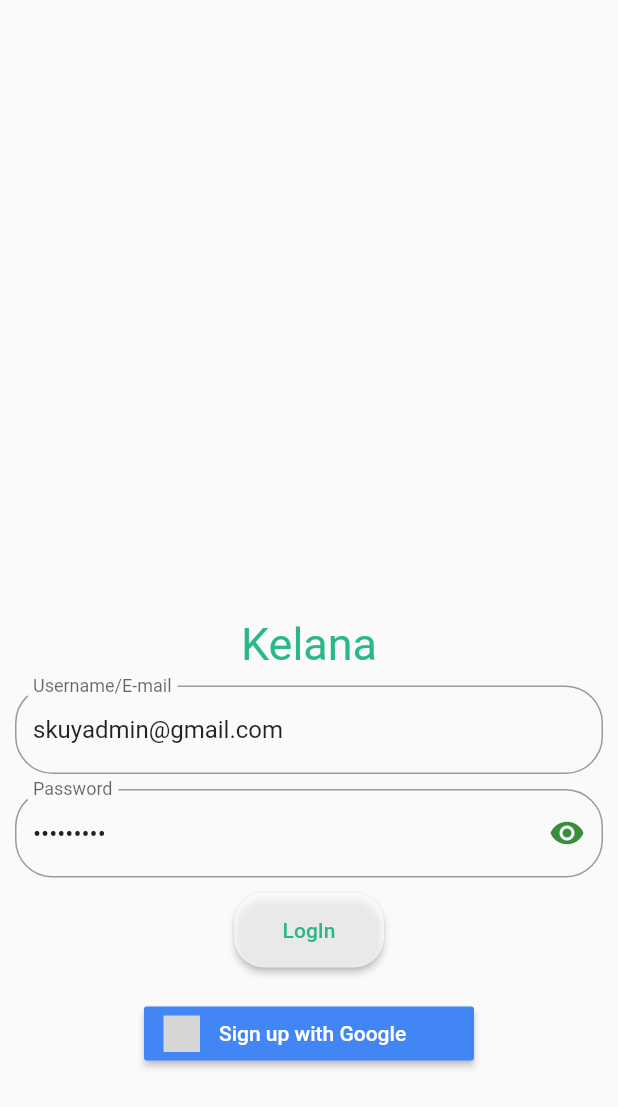
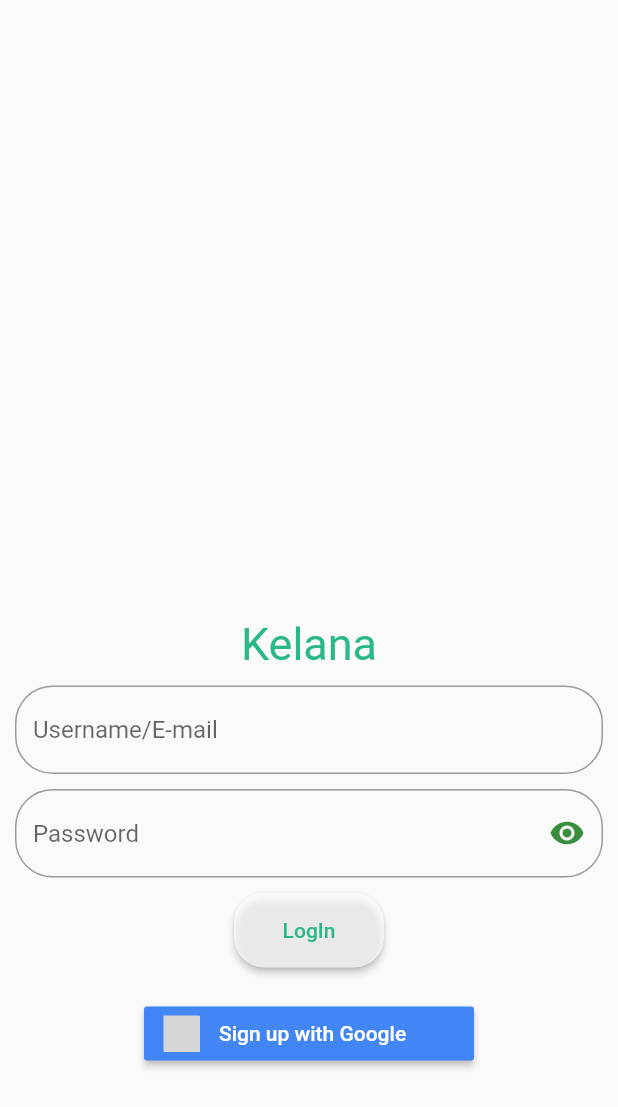
Before and after one commit to LiburanKita/Kelana_project, a Flutter app: the screen it shows after launch, on a phone screen of 412 x 824 dp. Shown: the top 1107 px of the screen. Run offline on Flutter 3.47's test engine with Material 2 defaults, Android fonts, the phone set to English and light mode, and no system bars; drawn by our look-alikes of animated_text_kit, rounded_loading_button, sign_in_button; our stand-ins replace cloud_firestore, fan_carousel_image_slider, firebase_auth, firebase_core, firebase_storage, flutter_riverpod and 2 more; missing offline and left inert: date_ranger, floating_frosted_bottom_bar, rounded_background_text; accounts and stored records are empty; grey boxes are pictures that could not be loaded.

Commit message:
Update loginpage.dart

```diff
--- a/lib/view_ui/page/loginpage.dart
+++ b/lib/view_ui/page/loginpage.dart
@@ -58,7 +58,7 @@ class LoginPage extends StatelessWidget {
             globalStringVal: 'Username Cannot be empty',
             globalSuffixIcon: false,
             globalIsObscure: false,
-            globalInitialVal: 'skuyadmin@gmail.com ',
+            globalInitialVal: '',
           ),
           const WidgetPaddingOnly(topPadding: 10),
           WidgetTextFormField(
@@ -71,7 +71,7 @@ class LoginPage extends StatelessWidget {
             globalStringVal: 'Password Cannot be empty',
             globalSuffixIcon: true,
             globalIsObscure: true,
-            globalInitialVal: 'skuyskuy ',
+            globalInitialVal: '',
           ),
           const WidgetPaddingOnly(topPadding: 10),
           const WidgetRoundedLoadingBtn(),
```
